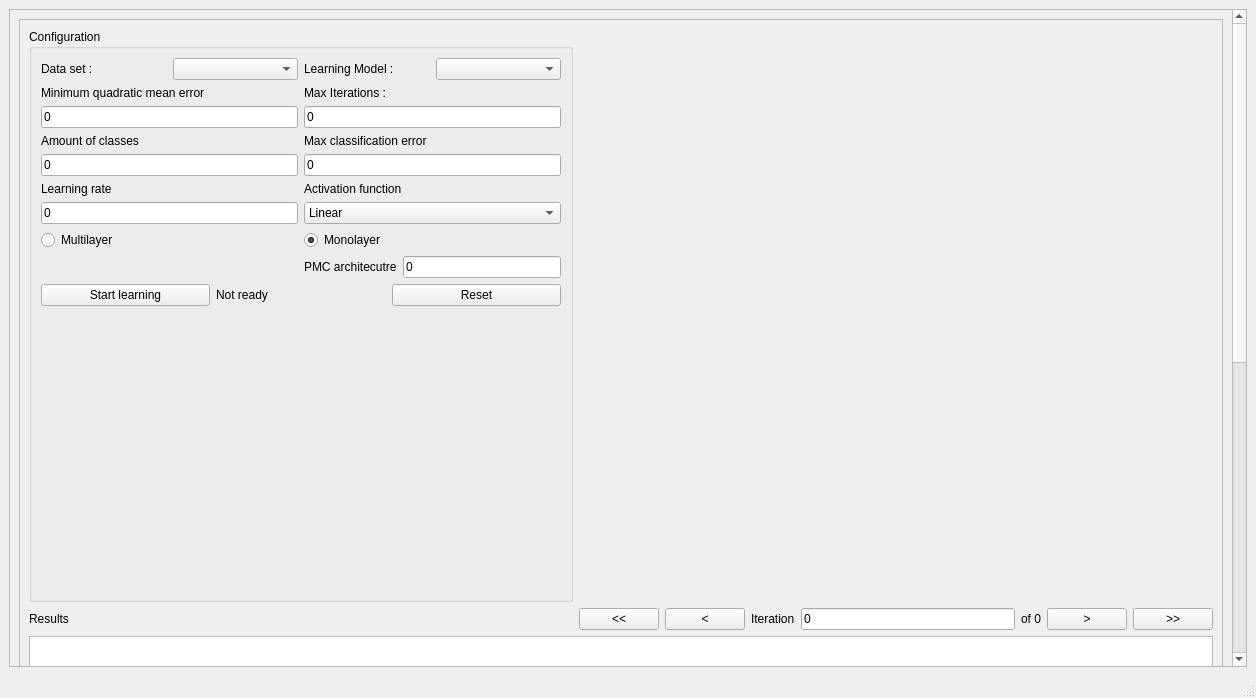
Qt form mainwindow.ui (abell370/RNA-Hendrice-Lejeune-Melis) before a commit.
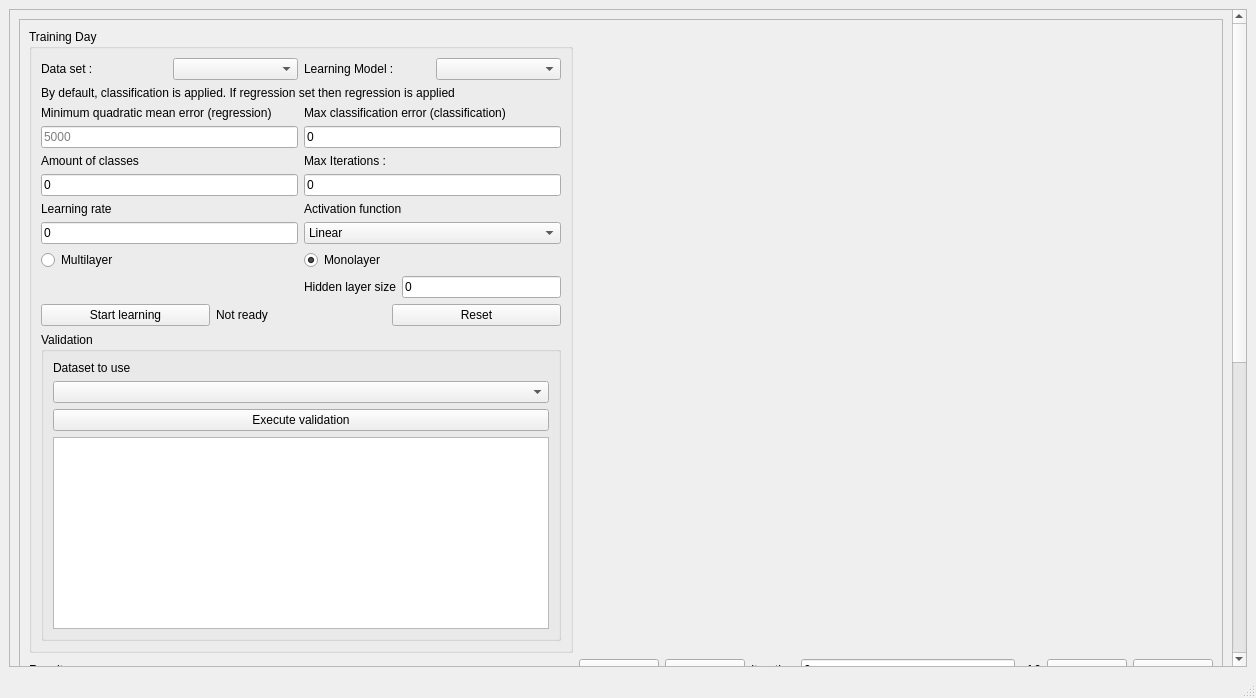
The same form after that commit.

Commit message: + refactore heritage, model validation v1

Patch:
```diff
--- a/mainwindow.ui
+++ b/mainwindow.ui
@@ -65,7 +65,7 @@
                   <bool>true</bool>
                  </property>
                  <property name="title">
-                  <string>Configuration</string>
+                  <string>Training Day</string>
                  </property>
                  <property name="alignment">
                   <set>Qt::AlignLeading|Qt::AlignLeft|Qt::AlignTop</set>
@@ -74,25 +74,7 @@
                   <bool>false</bool>
                  </property>
                  <layout class="QGridLayout" name="gridLayout_2">
-                  <item row="0" column="0">
-                   <layout class="QHBoxLayout" name="horizontalLayout_2">
-                    <item>
-                     <widget class="QLabel" name="dataSetLabel_2">
-                      <property name="text">
-                       <string>Data set :</string>
-                      </property>
-                     </widget>
-                    </item>
-                    <item>
-                     <widget class="QComboBox" name="dataSetComboBox">
-                      <property name="enabled">
-                       <bool>true</bool>
-                      </property>
-                     </widget>
-                    </item>
-                   </layout>
-                  </item>
-                  <item row="6" column="0">
+                  <item row="5" column="0">
                    <layout class="QVBoxLayout" name="verticalLayout_6">
                     <item>
                      <widget class="QLabel" name="label_4">
@@ -113,17 +95,42 @@
                     </item>
                    </layout>
                   </item>
-                  <item row="4" column="0">
-                   <layout class="QVBoxLayout" name="verticalLayout_4">
+                  <item row="5" column="1">
+                   <layout class="QVBoxLayout" name="verticalLayout">
                     <item>
-                     <widget class="QLabel" name="maxIterLabel_4">
+                     <widget class="QLabel" name="label_2">
                       <property name="text">
-                       <string>Amount of classes</string>
+                       <string>Activation function</string>
                       </property>
                      </widget>
                     </item>
                     <item>
-                     <widget class="QLineEdit" name="amountOfClassesInput">
+                     <widget class="QComboBox" name="activationFctComboBox">
+                      <item>
+                       <property name="text">
+                        <string>Linear</string>
+                       </property>
+                      </item>
+                      <item>
+                       <property name="text">
+                        <string>Sigmoïde</string>
+                       </property>
+                      </item>
+                     </widget>
+                    </item>
+                   </layout>
+                  </item>
+                  <item row="9" column="1">
+                   <layout class="QHBoxLayout" name="horizontalLayout_8">
+                    <item>
+                     <widget class="QLabel" name="label_3">
+                      <property name="text">
+                       <string>Hidden layer size</string>
+                      </property>
+                     </widget>
+                    </item>
+                    <item>
+                     <widget class="QLineEdit" name="hiddenLayerSizeInput">
                       <property name="text">
                        <string>0</string>
                       </property>
@@ -152,7 +159,28 @@
                     </item>
                    </layout>
                   </item>
-                  <item row="2" column="1">
+                  <item row="6" column="0" colspan="2">
+                   <layout class="QHBoxLayout" name="horizontalLayout_3">
+                    <item>
+                     <widget class="QRadioButton" name="multiLayerCheckButton">
+                      <property name="text">
+                       <string>Multilayer</string>
+                      </property>
+                     </widget>
+                    </item>
+                    <item>
+                     <widget class="QRadioButton" name="monolayerCheckButton">
+                      <property name="text">
+                       <string>Monolayer</string>
+                      </property>
+                      <property name="checked">
+                       <bool>true</bool>
+                      </property>
+                     </widget>
+                    </item>
+                   </layout>
+                  </item>
+                  <item row="3" column="1">
                    <layout class="QVBoxLayout" name="verticalLayout_2">
                     <item>
                      <widget class="QLabel" name="maxIterLabel_2">
@@ -173,12 +201,30 @@
                     </item>
                    </layout>
                   </item>
-                  <item row="4" column="1">
+                  <item row="0" column="0">
+                   <layout class="QHBoxLayout" name="horizontalLayout_2">
+                    <item>
+                     <widget class="QLabel" name="dataSetLabel_2">
+                      <property name="text">
+                       <string>Data set :</string>
+                      </property>
+                     </widget>
+                    </item>
+                    <item>
+                     <widget class="QComboBox" name="dataSetComboBox">
+                      <property name="enabled">
+                       <bool>true</bool>
+                      </property>
+                     </widget>
+                    </item>
+                   </layout>
+                  </item>
+                  <item row="2" column="1">
                    <layout class="QVBoxLayout" name="verticalLayout_5">
                     <item>
                      <widget class="QLabel" name="maxIterLabel_5">
                       <property name="text">
-                       <string>Max classification error</string>
+                       <string>Max classification error (classification)</string>
                       </property>
                      </widget>
                     </item>
@@ -194,17 +240,24 @@
                     </item>
                    </layout>
                   </item>
-                  <item row="10" column="1">
-                   <layout class="QHBoxLayout" name="horizontalLayout_8">
+                  <item row="1" column="0" colspan="2">
+                   <widget class="QLabel" name="label_5">
+                    <property name="text">
+                     <string>By default, classification is applied. If regression set then regression is applied</string>
+                    </property>
+                   </widget>
+                  </item>
+                  <item row="3" column="0">
+                   <layout class="QVBoxLayout" name="verticalLayout_4">
                     <item>
-                     <widget class="QLabel" name="label_3">
+                     <widget class="QLabel" name="maxIterLabel_4">
                       <property name="text">
-                       <string>PMC architecutre</string>
+                       <string>Amount of classes</string>
                       </property>
                      </widget>
                     </item>
                     <item>
-                     <widget class="QLineEdit" name="pmcArchiInput">
+                     <widget class="QLineEdit" name="amountOfClassesInput">
                       <property name="text">
                        <string>0</string>
                       </property>
@@ -215,28 +268,28 @@
                     </item>
                    </layout>
                   </item>
-                  <item row="7" column="0" colspan="2">
-                   <layout class="QHBoxLayout" name="horizontalLayout_3">
+                  <item row="2" column="0">
+                   <layout class="QVBoxLayout" name="verticalLayout_3">
                     <item>
-                     <widget class="QRadioButton" name="multiLayerCheckButton">
+                     <widget class="QLabel" name="maxIterLabel_3">
                       <property name="text">
-                       <string>Multilayer</string>
+                       <string>Minimum quadratic mean error (regression)</string>
                       </property>
                      </widget>
                     </item>
                     <item>
-                     <widget class="QRadioButton" name="monolayerCheckButton">
+                     <widget class="QLineEdit" name="minErrorInput">
                       <property name="text">
-                       <string>Monolayer</string>
+                       <string/>
                       </property>
-                      <property name="checked">
-                       <bool>true</bool>
+                      <property name="placeholderText">
+                       <string>5000</string>
                       </property>
                      </widget>
                     </item>
                    </layout>
                   </item>
-                  <item row="11" column="0" colspan="2">
+                  <item row="10" column="0" colspan="2">
                    <layout class="QGridLayout" name="controlBar">
                     <item row="1" column="1">
                      <widget class="QLabel" name="learningModelStatus">
@@ -264,64 +317,38 @@
                     </item>
                    </layout>
                   </item>
-                  <item row="2" column="0">
-                   <layout class="QVBoxLayout" name="verticalLayout_3">
-                    <item>
-                     <widget class="QLabel" name="maxIterLabel_3">
-                      <property name="text">
-                       <string>Minimum quadratic mean error</string>
-                      </property>
-                     </widget>
-                    </item>
-                    <item>
-                     <widget class="QLineEdit" name="minErrorInput">
-                      <property name="text">
-                       <string>0</string>
-                      </property>
-                      <property name="placeholderText">
-                       <string>5000</string>
-                      </property>
-                     </widget>
-                    </item>
-                   </layout>
-                  </item>
-                  <item row="12" column="0">
-                   <spacer name="verticalSpacer">
-                    <property name="orientation">
-                     <enum>Qt::Vertical</enum>
+                  <item row="11" column="0" colspan="2">
+                   <widget class="QGroupBox" name="groupBox_2">
+                    <property name="title">
+                     <string>Validation</string>
                     </property>
-                    <property name="sizeHint" stdset="0">
-                     <size>
-                      <width>20</width>
-                      <height>40</height>
-                     </size>
-                    </property>
-                   </spacer>
-                  </item>
-                  <item row="6" column="1">
-                   <layout class="QVBoxLayout" name="verticalLayout">
-                    <item>
-                     <widget class="QLabel" name="label_2">
-                      <property name="text">
-                       <string>Activation function</string>
-                      </property>
-                     </widget>
-                    </item>
-                    <item>
-                     <widget class="QComboBox" name="activationFctComboBox">
-                      <item>
-                       <property name="text">
-                        <string>Linear</string>
-                       </property>
-                      </item>
-                      <item>
-                       <property name="text">
-                        <string>Sigmoïde</string>
-                       </property>
-                      </item>
-                     </widget>
-                    </item>
-                   </layout>
+                    <layout class="QGridLayout" name="gridLayout_5">
+                     <item row="0" column="0">
+                      <layout class="QVBoxLayout" name="verticalLayout_8">
+                       <item>
+                        <widget class="QLabel" name="label_6">
+                         <property name="text">
+                          <string>Dataset to use</string>
+                         </property>
+                        </widget>
+                       </item>
+                       <item>
+                        <widget class="QComboBox" name="comboBox"/>
+                       </item>
+                       <item>
+                        <widget class="QPushButton" name="pushButton">
+                         <property name="text">
+                          <string>Execute validation</string>
+                         </property>
+                        </widget>
+                       </item>
+                       <item>
+                        <widget class="QListView" name="listView_2"/>
+                       </item>
+                      </layout>
+                     </item>
+                    </layout>
+                   </widget>
                   </item>
                  </layout>
                 </widget>
```
The commit also changes 19 other files.
